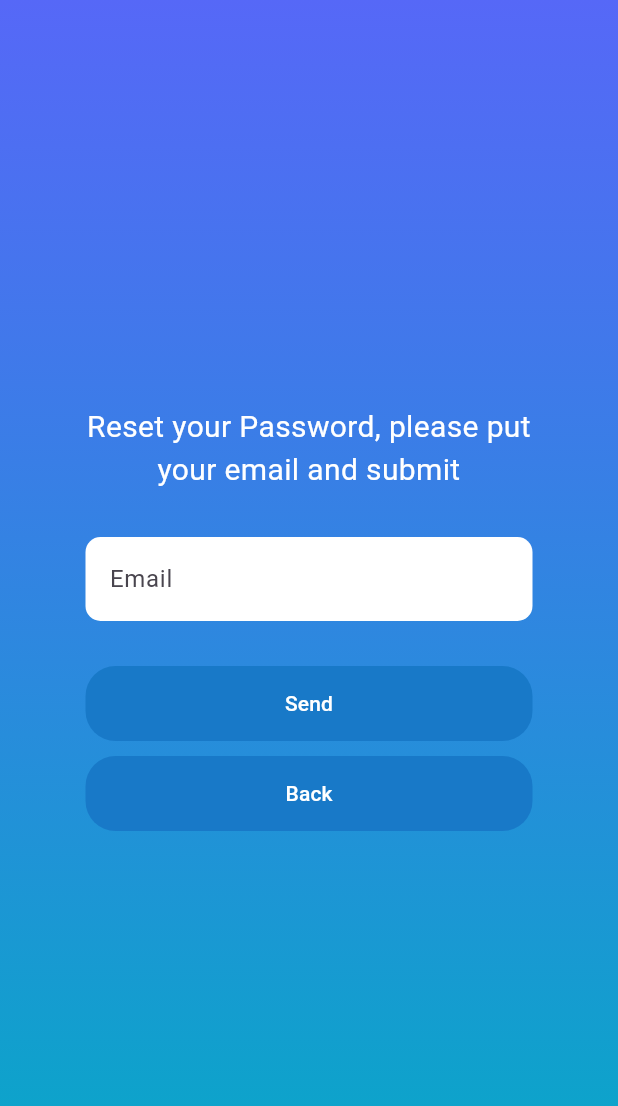
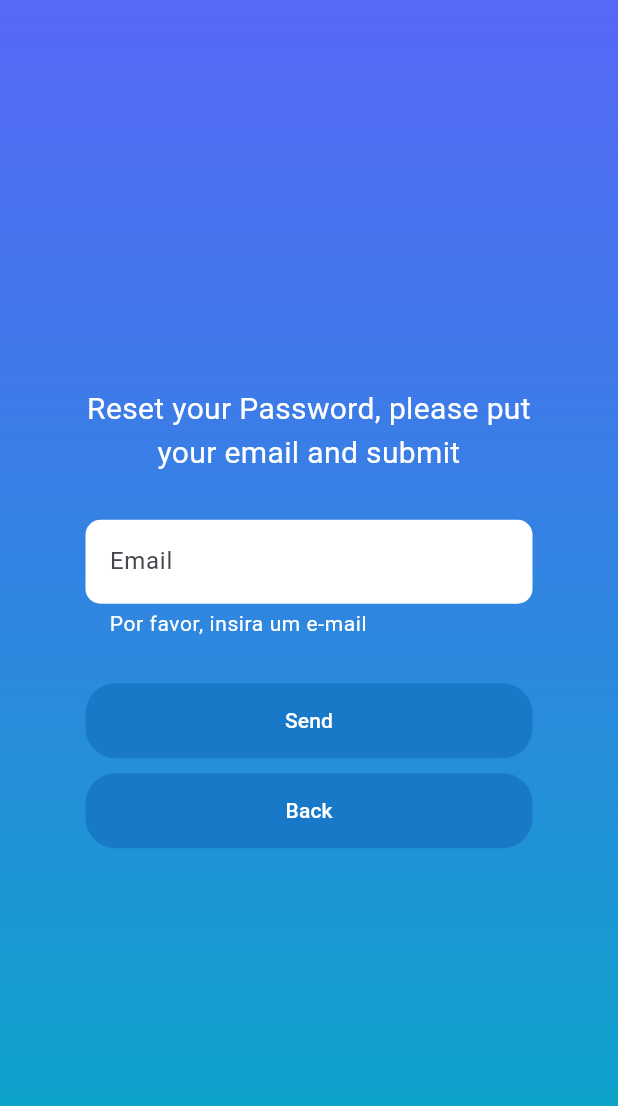
Before and after one commit to bernardoxm/mydog, a Flutter app: the ForgotPage screen opened by its route, after a tap on "Send", on a phone screen of 412 x 824 dp. Shown: the top 1106 px of the screen. Run offline on Flutter 3.47's test engine with Material 3 defaults, Android fonts, the phone set to English and light mode, and no system bars; our stand-ins replace flutter_animate.

Commit message:
V2 -home

```diff
--- a/lib/pages/forgot.dart
+++ b/lib/pages/forgot.dart
@@ -1,14 +1,21 @@
 import 'package:flutter/material.dart';
+import 'package:mydog/controler/validar_email.dart';
 import 'package:mydog/routes/routes.dart';
 
 class ForgotPage extends StatefulWidget {
+  const ForgotPage({super.key});
+
   @override
   State<ForgotPage> createState() => _ForgotPageState();
 }
 
 class _ForgotPageState extends State<ForgotPage> {
+
   @override
   Widget build(BuildContext context) {
+      final TextEditingController _emailController = TextEditingController();
+
+  final GlobalKey<FormState> _formKey = GlobalKey<FormState>();
     return Scaffold(
       // Adicione um Scaffold ao redor do seu conteúdo
       body: Container(
@@ -26,6 +33,7 @@ class _ForgotPageState extends State<ForgotPage> {
           child: Container(
             padding: EdgeInsets.all(1.0),
             width: 300.0,
+            child: Form( key: _formKey,
               child: Column(
                 mainAxisAlignment: MainAxisAlignment.center,
                 children: [
@@ -40,6 +48,8 @@ class _ForgotPageState extends State<ForgotPage> {
                   ),
                   SizedBox(height: 30),
                   TextFormField(
+                              controller: _emailController,
+
                               decoration: InputDecoration(
                                 hintText: 'Email',
                                 fillColor: Colors.white,
@@ -48,8 +58,15 @@ class _ForgotPageState extends State<ForgotPage> {
                                   borderSide: BorderSide.none,
                                 ),
                                 filled: true,
+                                errorStyle: TextStyle(color:Colors.white,fontSize: 14, )
                               ),
+                              keyboardType: TextInputType.emailAddress,
+                              validator: (value) =>
+                                  EmailFieldValidator.validate(value!),
+
                             ),
+
+
                   SizedBox(height: 30),
                   Container(
                     padding: EdgeInsets.all(1.0),
@@ -61,7 +78,10 @@ class _ForgotPageState extends State<ForgotPage> {
                       ),
                     ),
                     child: TextButton(
-                    onPressed: () {},
+                      onPressed: () {
+                        if (_formKey.currentState!.validate());
+
+                      },
                       child: Text(
                         'Send',
                         style: TextStyle(color: Colors.white),
@@ -96,6 +116,7 @@ class _ForgotPageState extends State<ForgotPage> {
             ),
           ),
         ),
+      ),
     );
   }
 }
--- a/lib/pages/login.dart
+++ b/lib/pages/login.dart
@@ -5,6 +5,8 @@ import 'package:mydog/controler/validar_email.dart';
 import 'package:mydog/routes/routes.dart';
 
 class LoginPage extends StatefulWidget {
+  const LoginPage({super.key});
+
   @override
   _LoginPageState createState() => _LoginPageState();
 }
@@ -138,6 +140,7 @@ class _LoginPageState extends State<LoginPage>
                                 borderRadius: BorderRadius.circular(10),
                                 borderSide: BorderSide.none,
                               ),
+                              errorStyle: TextStyle(color:Colors.white,fontSize: 14, ),
                               filled: true,
                             ),
                             keyboardType: TextInputType.emailAddress,
@@ -155,6 +158,7 @@ class _LoginPageState extends State<LoginPage>
                               hintText: 'Password',
                               fillColor: Colors.white,
                               filled: true,
+                              errorStyle: TextStyle(color:Colors.white,fontSize: 14, ),
                               border: OutlineInputBorder(
                                 borderRadius: BorderRadius.circular(10),
                                 borderSide: BorderSide.none,
--- a/lib/pages/singup.dart
+++ b/lib/pages/singup.dart
@@ -4,6 +4,8 @@ import 'package:mydog/components/animation_paw_login.dart';
 import 'package:mydog/routes/routes.dart';
 
 class SingUpPage extends StatefulWidget {
+  const SingUpPage({super.key});
+
   @override
   State<SingUpPage> createState() => _SingUpState();
 }
@@ -208,6 +210,7 @@ class _SingUpState extends State<SingUpPage> {
                       borderSide: BorderSide.none,
                     ),
                     filled: true,
+                    errorStyle: TextStyle(color:Colors.white,fontSize: 14, ),
                   ),
                   keyboardType: _getFieldKeyboardType(index),
                   obscureText: _getFieldObscureText(index),
```
Lines whose indentation alone changed are shown as unchanged.
